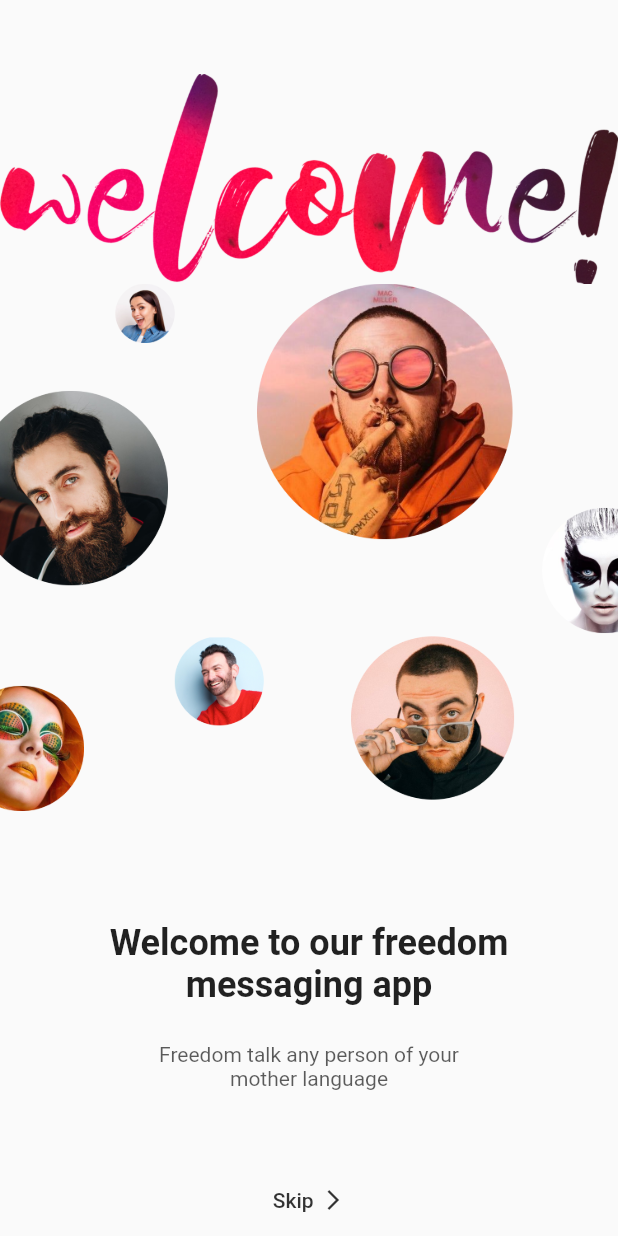
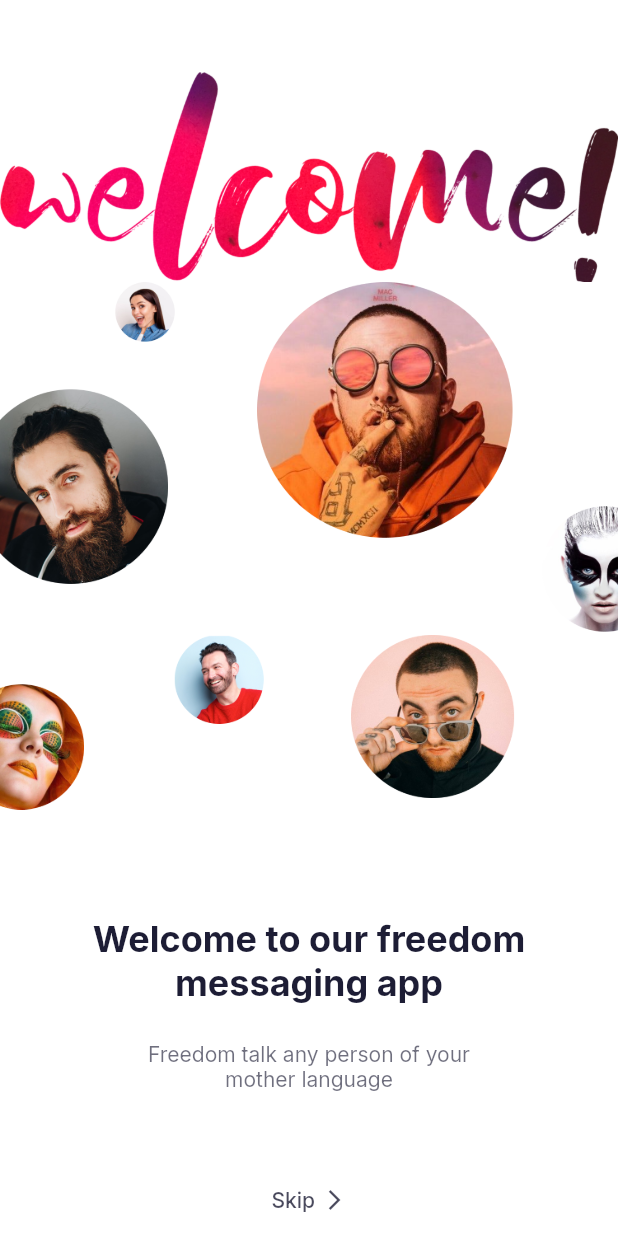
Before and after one commit to Nikita96Burmatov/flutter_app, a Flutter app: the screen it shows after launch, on a phone screen of 412 x 824 dp. Run offline on Flutter 3.47's test engine with Material 2 defaults, Android fonts, the phone set to English and light mode, and no system bars; our stand-ins replace google_fonts.

Commit message:
sing in or sing out

```diff
--- a/lib/main.dart
+++ b/lib/main.dart
@@ -1,5 +1,7 @@
 import 'package:flutter/material.dart';
 import 'pages/welcome_screen.dart';
+import 'package:flutter_app/theme.dart';
+
 
 
 
@@ -11,9 +13,12 @@ class MyApp extends StatelessWidget{
   static const String _title = 'Flutter code Sample';
   @override
   Widget build(BuildContext context){
-    return const MaterialApp(
+    return  MaterialApp(
       title: _title,
-      home: WelcomeScreen(),
+      debugShowCheckedModeBanner: false,
+      theme: lightThemeData(context),
+      darkTheme: darkThemeData(context),
+      home: const WelcomeScreen(),
     );
   }
 }
--- /dev/null
+++ b/lib/pages/signin_or_signup_pages.dart
@@ -0,0 +1,20 @@
+import 'package:flutter/material.dart';
+
+
+class SigninOrSignupPages extends StatelessWidget {
+  const SigninOrSignupPages({Key? key}) : super(key:key);
+
+  @override
+  Widget build(BuildContext context) {
+    return Scaffold(
+      body: SafeArea(
+        child: Column(
+          children: [
+            Image.asset(name)
+          ],
+        ),
+      ),
+    );
+
+  }
+}
--- a/lib/pages/welcome_screen.dart
+++ b/lib/pages/welcome_screen.dart
@@ -1,6 +1,7 @@
 import 'package:flutter/cupertino.dart';
 import 'package:flutter/material.dart';
 import 'package:flutter_app/constants.dart';
+import 'package:flutter_app/pages/signin_or_signup_pages.dart';
 
 class WelcomeScreen extends StatelessWidget {
   const WelcomeScreen({Key? key}) : super(key:key);
@@ -36,7 +37,12 @@ class WelcomeScreen extends StatelessWidget {
             const Spacer(flex: 2),
             FittedBox(
               child: TextButton(
-                  onPressed: () {},
+                  onPressed: () => Navigator.push(
+                    context,
+                    MaterialPageRoute(
+                        builder: (context) => const SigninOrSignupPages(),
+                    ),
+                  ),
                   child: Row(
                     children: [
                       Text(
--- /dev/null
+++ b/lib/theme.dart
@@ -0,0 +1,57 @@
+import 'package:flutter_app/constants.dart';
+import 'package:flutter/material.dart';
+import 'package:google_fonts/google_fonts.dart';
+
+// This is our  main focus
+// Let's apply light and dark theme on our app
+// Now let's add dark theme on our app
+
+ThemeData lightThemeData(BuildContext context) {
+  return ThemeData.light().copyWith(
+    primaryColor: kPrimaryColor,
+    scaffoldBackgroundColor: Colors.white,
+    appBarTheme: appBarTheme,
+    iconTheme: const IconThemeData(color: kContentColorLightTheme),
+    textTheme: GoogleFonts.interTextTheme(Theme.of(context).textTheme)
+        .apply(bodyColor: kContentColorLightTheme),
+    colorScheme: const ColorScheme.light(
+      primary: kPrimaryColor,
+      secondary: kSecondaryColor,
+      error: kErrorColor,
+    ),
+    bottomNavigationBarTheme: BottomNavigationBarThemeData(
+      backgroundColor: Colors.white,
+      selectedItemColor: kContentColorLightTheme.withOpacity(0.7),
+      unselectedItemColor: kContentColorLightTheme.withOpacity(0.32),
+      selectedIconTheme: const IconThemeData(color: kPrimaryColor),
+      showUnselectedLabels: true,
+    ),
+  );
+}
+
+ThemeData darkThemeData(BuildContext context) {
+  // Bydefault flutter provie us light and dark theme
+  // we just modify it as our need
+  return ThemeData.dark().copyWith(
+    primaryColor: kPrimaryColor,
+    scaffoldBackgroundColor: kContentColorLightTheme,
+    appBarTheme: appBarTheme,
+    iconTheme: const IconThemeData(color: kContentColorDarkTheme),
+    textTheme: GoogleFonts.interTextTheme(Theme.of(context).textTheme)
+        .apply(bodyColor: kContentColorDarkTheme),
+    colorScheme: const ColorScheme.dark().copyWith(
+      primary: kPrimaryColor,
+      secondary: kSecondaryColor,
+      error: kErrorColor,
+    ),
+    bottomNavigationBarTheme: BottomNavigationBarThemeData(
+      backgroundColor: kContentColorLightTheme,
+      selectedItemColor: Colors.white70,
+      unselectedItemColor: kContentColorDarkTheme.withOpacity(0.32),
+      selectedIconTheme: const IconThemeData(color: kPrimaryColor),
+      showUnselectedLabels: true,
+    ),
+  );
+}
+
+const appBarTheme =  AppBarTheme(centerTitle: false, elevation: 0);
--- a/pubspec.yaml
+++ b/pubspec.yaml
@@ -29,7 +29,7 @@ environment:
 dependencies:
   flutter:
     sdk: flutter
-
+  google_fonts: ^2.1.0
 
   # The following adds the Cupertino Icons font to your application.
   # Use with the CupertinoIcons class for iOS style icons.
```
Also changed, not shown: pubspec.lock, 2 other files.
